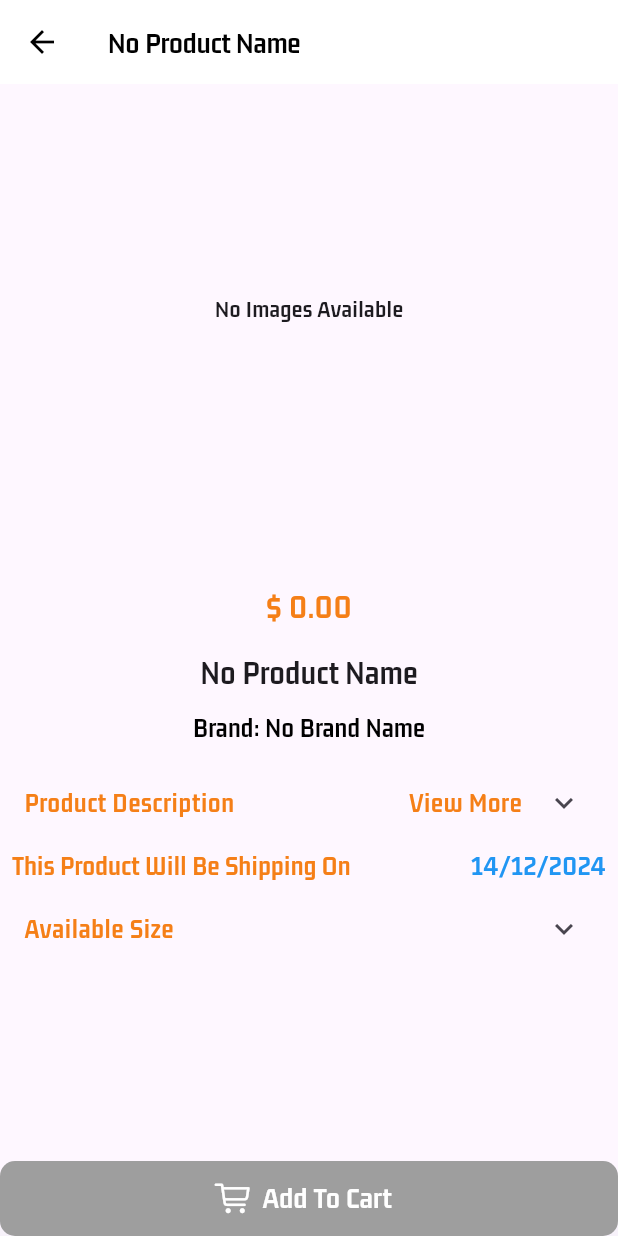
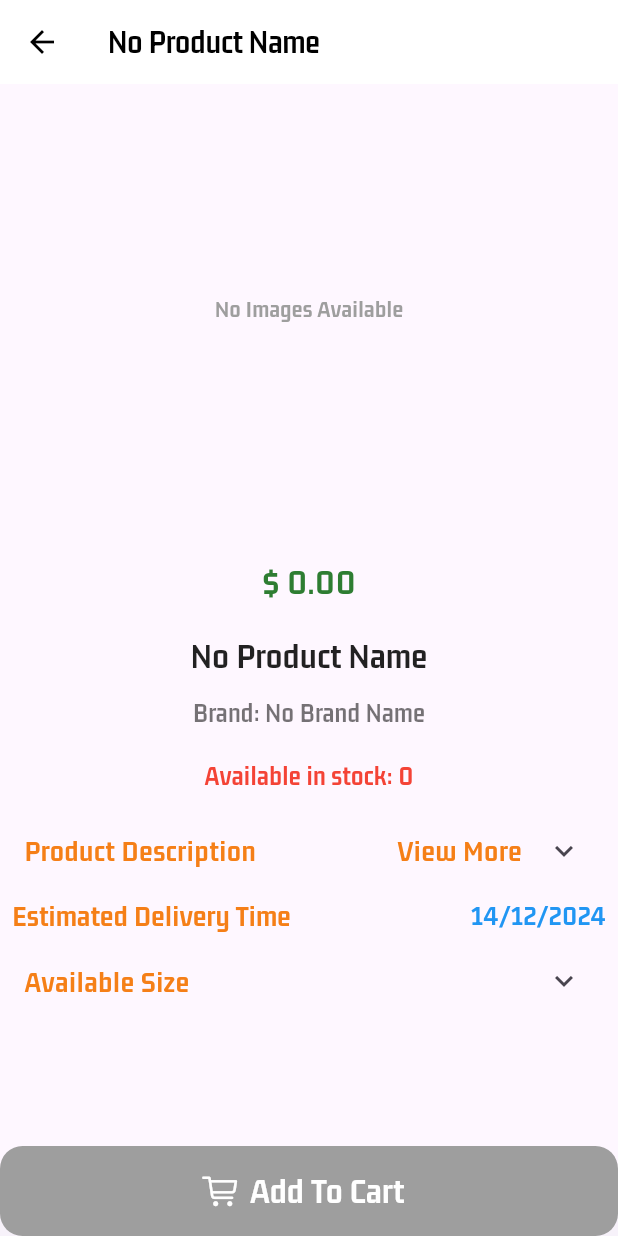
Before and after one commit to manhhh1108/E-commerce, a Flutter app: the ProductDetailScreen screen opened directly, on a phone screen of 412 x 824 dp. Run offline on Flutter 3.47's test engine with Material 3 defaults, Android fonts, the phone set to English and light mode, and no system bars; our stand-ins replace cached_network_image, cloud_firestore, firebase_auth, firebase_core, firebase_storage, flutter_easyloading and 6 more; missing offline and left inert: country_state_city_picker, firebase_app_check, flutter_stripe; accounts and stored records are empty.

```diff
--- a/lib/main.dart
+++ b/lib/main.dart
@@ -19,7 +19,6 @@ import 'package:multi_store/views/buyers/inner_screen/search_view.dart';
 import 'package:multi_store/views/buyers/main_screen.dart';
 import 'package:multi_store/views/buyers/nav_screen/cart_screen.dart';
 import 'package:multi_store/views/buyers/nav_screen/home_screen.dart';
-import 'package:multi_store/views/buyers/payment/home_page.dart';
 import 'package:multi_store/views/buyers/payment/key.dart';
 import 'package:provider/provider.dart';
 import 'package:flutter_stripe/flutter_stripe.dart';
--- a/lib/views/buyers/ProductDetail/product_detail_screen.dart
+++ b/lib/views/buyers/ProductDetail/product_detail_screen.dart
@@ -35,7 +35,8 @@ class _ProductDetailScreenState extends State<ProductDetailScreen> {
     final imageUrlList = widget.productData?['imageUrl'] ?? [];
     final description = widget.productData?['description'] ?? 'No Description';
     final sizeList = widget.productData?['sizeList'] ?? [];
-    final brandName = widget.productData?['brandName'] ?? 'No Brand Name';  // Lấy brandName
+    final brandName = widget.productData?['brandName'] ?? 'No Brand Name';
+    final quantityInStock = widget.productData?['quantity'] ?? 0;
 
     final CartProvider _cartProvider = Provider.of<CartProvider>(context);
 
@@ -46,7 +47,7 @@ class _ProductDetailScreenState extends State<ProductDetailScreen> {
         iconTheme: IconThemeData(color: Colors.black),
         title: Text(
           productName,
-          style: TextStyle(color: Colors.black, fontSize: 20),
+          style: TextStyle(color: Colors.black, fontSize: 22, fontWeight: FontWeight.w600),
         ),
       ),
       body: SingleChildScrollView(
@@ -58,14 +59,11 @@ class _ProductDetailScreenState extends State<ProductDetailScreen> {
                   height: 300,
                   width: double.infinity,
                   child: imageUrlList.isNotEmpty
-                      ? PhotoView(
-                    imageProvider:
-                    NetworkImage(imageUrlList[_imageIndex]),
-                  )
+                      ? PhotoView(imageProvider: NetworkImage(imageUrlList[_imageIndex]))
                       : Center(
                     child: Text(
                       'No Images Available',
-                      style: TextStyle(fontSize: 16),
+                      style: TextStyle(fontSize: 16, color: Colors.grey),
                     ),
                   ),
                 ),
@@ -73,7 +71,7 @@ class _ProductDetailScreenState extends State<ProductDetailScreen> {
                   Positioned(
                     bottom: 0,
                     child: Container(
-                      height: 50,
+                      height: 60,
                       width: MediaQuery.of(context).size.width,
                       child: ListView.builder(
                         scrollDirection: Axis.horizontal,
@@ -92,10 +90,14 @@ class _ProductDetailScreenState extends State<ProductDetailScreen> {
                                   border: Border.all(
                                     color: Colors.yellow.shade900,
                                   ),
+                                  borderRadius: BorderRadius.circular(8),
                                 ),
                                 height: 60,
                                 width: 60,
-                                child: Image.network(imageUrlList[index]),
+                                child: ClipRRect(
+                                  borderRadius: BorderRadius.circular(8),
+                                  child: Image.network(imageUrlList[index], fit: BoxFit.cover),
+                                ),
                               ),
                             ),
                           );
@@ -105,31 +107,36 @@ class _ProductDetailScreenState extends State<ProductDetailScreen> {
                   ),
               ],
             ),
-            SizedBox(height: 20),
             Padding(
-              padding: const EdgeInsets.all(13.0),
+              padding: const EdgeInsets.all(15.0),
               child: Text(
                 "\$ ${productPrice.toStringAsFixed(2)}",
                 style: TextStyle(
-                  fontSize: 22,
+                  fontSize: 24,
                   fontWeight: FontWeight.bold,
-                  color: Colors.yellow.shade900,
+                  color: Colors.green.shade800,
                 ),
               ),
             ),
-            Text(
-              productName,
-              style: TextStyle(fontSize: 22, fontWeight: FontWeight.bold),
+            Padding(
+              padding: const EdgeInsets.symmetric(horizontal: 15.0),
+              child: Text(
+                productName,
+                style: TextStyle(fontSize: 24, fontWeight: FontWeight.bold, color: Colors.black87),
+              ),
             ),
             Padding(
-              padding: const EdgeInsets.symmetric(vertical: 8.0),
+              padding: const EdgeInsets.symmetric(vertical: 8.0, horizontal: 15),
               child: Text(
-                'Brand: $brandName', // Hiển thị brandName
-                style: TextStyle(
-                  fontSize: 18,
-                  fontWeight: FontWeight.w600,
-                  color: Colors.black,
-                ),
+                'Brand: $brandName',
+                style: TextStyle(fontSize: 18, fontWeight: FontWeight.w600, color: Colors.black54),
+              ),
+            ),
+            Padding(
+              padding: const EdgeInsets.symmetric(vertical: 8.0, horizontal: 15),
+              child: Text(
+                'Available in stock: $quantityInStock',
+                style: TextStyle(fontSize: 18, fontWeight: FontWeight.w600, color: Colors.red),
               ),
             ),
             ExpansionTile(
@@ -140,7 +147,7 @@ class _ProductDetailScreenState extends State<ProductDetailScreen> {
                     'Product Description',
                     style: TextStyle(
                       color: Colors.yellow.shade900,
-                      fontSize: 18,
+                      fontSize: 20,
                       fontWeight: FontWeight.bold,
                     ),
                   ),
@@ -148,7 +155,7 @@ class _ProductDetailScreenState extends State<ProductDetailScreen> {
                     'View More',
                     style: TextStyle(
                       color: Colors.yellow.shade900,
-                      fontSize: 18,
+                      fontSize: 20,
                       fontWeight: FontWeight.bold,
                     ),
                   ),
@@ -159,10 +166,7 @@ class _ProductDetailScreenState extends State<ProductDetailScreen> {
                   padding: const EdgeInsets.all(8.0),
                   child: Text(
                     description,
-                    style: TextStyle(
-                      fontSize: 17,
-                      color: Colors.black,
-                    ),
+                    style: TextStyle(fontSize: 17, color: Colors.black),
                     textAlign: TextAlign.center,
                   ),
                 ),
@@ -174,20 +178,12 @@ class _ProductDetailScreenState extends State<ProductDetailScreen> {
                 mainAxisAlignment: MainAxisAlignment.spaceBetween,
                 children: [
                   Text(
-                    'This Product Will Be Shipping On',
-                    style: TextStyle(
-                      color: Colors.yellow.shade900,
-                      fontWeight: FontWeight.bold,
-                      fontSize: 18,
-                    ),
+                    'Estimated Delivery Time',
+                    style: TextStyle(color: Colors.yellow.shade900, fontWeight: FontWeight.bold, fontSize: 20),
                   ),
                   Text(
                     formatedShippingDate,
-                    style: TextStyle(
-                      fontSize: 18,
-                      color: Colors.blue,
-                      fontWeight: FontWeight.bold,
-                    ),
+                    style: TextStyle(fontSize: 18, color: Colors.blue, fontWeight: FontWeight.bold),
                   ),
                 ],
               ),
@@ -195,10 +191,7 @@ class _ProductDetailScreenState extends State<ProductDetailScreen> {
             ExpansionTile(
               title: Text(
                 'Available Size',
-                style: TextStyle(
-                    color: Colors.yellow.shade900,
-                    fontSize: 18,
-                    fontWeight: FontWeight.bold),
+                style: TextStyle(color: Colors.yellow.shade900, fontSize: 20, fontWeight: FontWeight.bold),
               ),
               children: sizeList.isNotEmpty
                   ? [
@@ -218,12 +211,13 @@ class _ProductDetailScreenState extends State<ProductDetailScreen> {
                           },
                           style: OutlinedButton.styleFrom(
                             side: BorderSide(
-                              color: _selectedSize == sizeList[index]
-                                  ? Colors.yellow.shade900
-                                  : Colors.black,
+                              color: _selectedSize == sizeList[index] ? Colors.yellow.shade900 : Colors.black,
+                            ),
+                            shape: RoundedRectangleBorder(
+                              borderRadius: BorderRadius.circular(20),
                             ),
                           ),
-                          child: Text(sizeList[index]),
+                          child: Text(sizeList[index], style: TextStyle(fontSize: 16)),
                         ),
                       );
                     },
@@ -235,7 +229,7 @@ class _ProductDetailScreenState extends State<ProductDetailScreen> {
                   padding: const EdgeInsets.all(8.0),
                   child: Text(
                     'No Sizes Available',
-                    style: TextStyle(fontSize: 16),
+                    style: TextStyle(fontSize: 16, color: Colors.grey),
                   ),
                 ),
               ],
@@ -247,7 +241,6 @@ class _ProductDetailScreenState extends State<ProductDetailScreen> {
         onTap: _selectedSize == null
             ? null // Disable if no size is selected
             : () {
-          // Nếu đã chọn size thì thêm vào giỏ hàng
           _cartProvider.addProductToCart(
             widget.productData['productName'],
             widget.productData['productId'],
@@ -259,37 +252,26 @@ class _ProductDetailScreenState extends State<ProductDetailScreen> {
             _selectedSize!, // Truyền size đã chọn
             Timestamp.now(),
           );
-
-          // Hiển thị thông báo thành công
           ScaffoldMessenger.of(context).showSnackBar(
             SnackBar(content: Text('Added to cart successfully!')),
           );
         },
         child: Container(
-          height: 50,
+          height: 60,
           width: MediaQuery.of(context).size.width,
           decoration: BoxDecoration(
-            color: _selectedSize == null
-                ? Colors.grey
-                : Colors.yellow.shade900, // Disable button if no size selected
-            borderRadius: BorderRadius.circular(10),
+            color: _selectedSize == null ? Colors.grey : Colors.yellow.shade900,
+            borderRadius: BorderRadius.circular(15),
           ),
           child: Row(
             mainAxisAlignment: MainAxisAlignment.center,
             children: [
-              Icon(
-                CupertinoIcons.cart,
-                color: Colors.white,
-              ),
+              Icon(CupertinoIcons.cart, color: Colors.white),
               Padding(
                 padding: const EdgeInsets.all(8.0),
                 child: Text(
                   'Add To Cart',
-                  style: TextStyle(
-                    color: Colors.white,
-                    fontWeight: FontWeight.bold,
-                    fontSize: 20,
-                  ),
+                  style: TextStyle(color: Colors.white, fontWeight: FontWeight.bold, fontSize: 24),
                 ),
               ),
             ],
```
Also changed, not shown: lib/views/buyers/inner_screen/check_out_screen.dart (+162 -49 lines), lib/views/buyers/payment/home_page.dart (deleted, +0 -125 lines).
